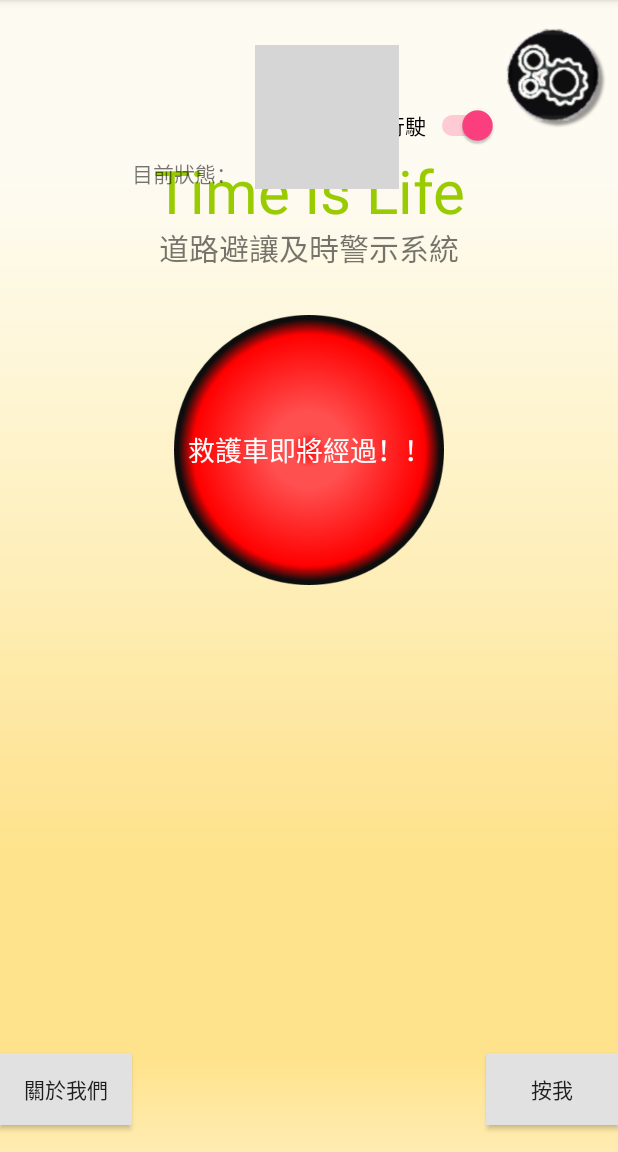
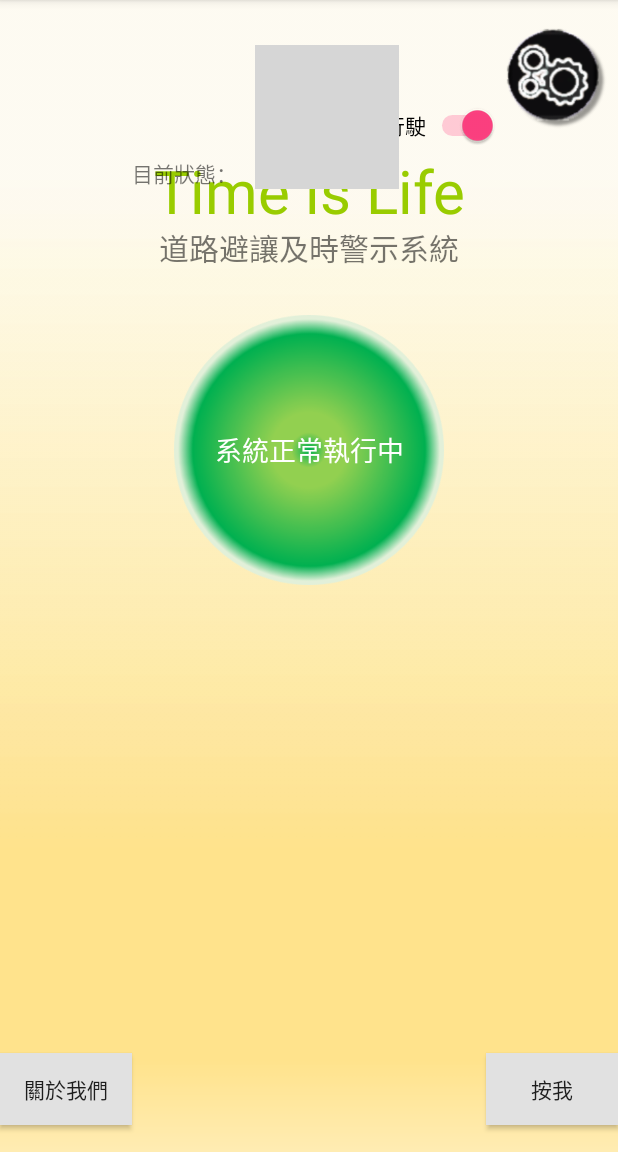
Before and after one commit to john850512/Time-is-Life, an Android app: the screen it shows after launch (MainActivity), after a tap on "開始行駛", on a phone screen of 412 x 824 dp, the part 84-1236 px from its top. Run offline under Robolectric (Android 15) with nearby library versions, the phone set to English and light mode, and no system bars; 3 other taps on this screen came first; grey boxes are pictures that could not be loaded.

Commit message:
V1.5
版本:V1.5
日期:20170803
說明:
1.MainActivity UI動畫(綠色根紅色的圓形按鈕切換)
2.必須點選開始行駛後綠色按鈕才會呈現動畫
3.點選結束行駛後按鈕會變回綠色按鈕並結束動畫

```diff
--- a/Google_API_O_I_O_I/app/src/main/java/net/macdidi/google_api_o_i_o_i/MainActivity.java
+++ b/Google_API_O_I_O_I/app/src/main/java/net/macdidi/google_api_o_i_o_i/MainActivity.java
@@ -38,7 +38,8 @@ public class MainActivity extends AppCompatActivity  {
     private int socketerr = 0;
     private Button Notify_Button;
     private Button settingBtn;
-    private Button redbutton;
+    private Button redbutton,greenbutton;
+    private Button aboutBtn;
     private ToggleButton toggleButton;
     private Switch switch1;
 
@@ -48,6 +49,7 @@ public class MainActivity extends AppCompatActivity  {
     private String hintContentText;
     private String IP;
     private int port;
+    private int cur_stat;//當前狀態對應的圓形按鈕顏色，-1代表未啟動，0代表正常(GREEN)，1代表有救護車經過(RED)
 
     ImageView smallred;
     ImageView smallgreen;
@@ -81,12 +83,17 @@ public class MainActivity extends AppCompatActivity  {
         settingBtn.setOnClickListener(openSettingActivity);
         redbutton = (Button)findViewById(R.id.button3);//Center Circle Button
         redbutton.setOnClickListener(openMapActivity);
+        greenbutton= (Button)findViewById(R.id.button2);//Center Circle Button
+        greenbutton.setVisibility(View.VISIBLE);
+        redbutton.setVisibility(View.INVISIBLE);
+
         smallred = (ImageView) findViewById(imageView);
         smallgreen = (ImageView) findViewById(R.id.imageView2);
         switch1 = (Switch)findViewById(R.id.switch1);
         switch1.setOnClickListener(switch_colorChange);
-
-        animateButton();
+        aboutBtn = (Button)findViewById(R.id.About_us);
+        aboutBtn.setOnClickListener(About);
+        cur_stat = -1;
     }
 
     private void firRecord(){
@@ -113,6 +120,21 @@ public class MainActivity extends AppCompatActivity  {
         port = sharedPreferences.getInt("port",2222);
         return fir_write;
     }
+    private Button.OnClickListener About = new Button.OnClickListener(){
+        @Override
+        public void onClick(View v) {
+            if(cur_stat == 0) {
+                cur_stat = 1;
+                greenbutton.setVisibility(View.VISIBLE);
+                redbutton.setVisibility(View.GONE);
+            }
+            else if(cur_stat == 1){
+                cur_stat = 0;
+                greenbutton.setVisibility(View.GONE);
+                redbutton.setVisibility(View.VISIBLE);
+            }
+        }
+    };
     private Button.OnClickListener openSettingActivity = new Button.OnClickListener(){
         @Override
         public void onClick(View v) {
@@ -137,17 +159,25 @@ public class MainActivity extends AppCompatActivity  {
                 //Toast.makeText(MainActivity.this,"YES",Toast.LENGTH_SHORT).show();
                 // int id = getResources().getIdentifier("@drawable/" + "smallgreenbutton.png", null, getPackageName());
                 //red_green_switch.setImageResource(id);
+                cur_stat = 1;
                 smallred.setVisibility(View.GONE);
                 smallgreen.setVisibility(View.VISIBLE);
                 switch1.setText("結束行駛");
+                greenbutton.setText("系統正常執行中");
+
+                animateButton_green();
             }
             else {
                 //Toast.makeText(MainActivity.this,"NO",Toast.LENGTH_SHORT).show();
                 //int id = getResources().getIdentifier("@drawable/" + "smallredbutton.png", null, getPackageName());
                 //red_green_switch.setImageResource(id);
+                cur_stat = -1;
                 smallred.setVisibility(View.VISIBLE);
                 smallgreen.setVisibility(View.GONE);
+                greenbutton.setVisibility(View.VISIBLE);
+                redbutton.setVisibility(View.GONE);
                 switch1.setText("開始行駛");
+                greenbutton.setText("系統尚未執行");
             }
         }
     };
@@ -273,20 +303,17 @@ public class MainActivity extends AppCompatActivity  {
         }
     }
     //anim
-    public void didTapPlayButton(View view) {
-        animateButton();
-    }
-
-    public void animateButton() {
+    public void animateButton_red() {
         // Load the animation
+        // anim參數設定
         final Animation myAnim = AnimationUtils.loadAnimation(this, R.anim.bounce);
         double animationDuration = 1.6 * 1000;
         myAnim.setDuration((long)animationDuration);
-
         // Use custom animation interpolator to achieve the bounce effect
         MyBounceInterpolator interpolator = new MyBounceInterpolator(0.14, 30.0);//Amplitude,Frequency
+        myAnim.setInterpolator(interpolator);
 
-        myAnim.setInterpolator(interpolator);
+
 
         // Animate the button
         //Button button = (Button)findViewById(R.id.button3);
@@ -299,7 +326,34 @@ public class MainActivity extends AppCompatActivity  {
             public void onAnimationRepeat(Animation arg0) {}
             @Override
             public void onAnimationEnd(Animation arg0) {
-                animateButton();
+                if(cur_stat == 0) animateButton_red();
+                else if(cur_stat == 1) animateButton_green();
+            }
+        });
+    }
+    public void animateButton_green() {
+        // Load the animation
+        // anim參數設定
+        final Animation myAnim = AnimationUtils.loadAnimation(this, R.anim.bounce);
+        double animationDuration = 3.0 * 1000;
+        myAnim.setDuration((long)animationDuration);
+        // Use custom animation interpolator to achieve the bounce effect
+        MyBounceInterpolator interpolator = new MyBounceInterpolator(0.14, 30.0);//Amplitude,Frequency
+        myAnim.setInterpolator(interpolator);
+
+        // Animate the button
+        //Button button = (Button)findViewById(R.id.button3);
+        greenbutton.startAnimation(myAnim);
+        // Run button animation again after it finished
+        myAnim.setAnimationListener(new Animation.AnimationListener(){
+            @Override
+            public void onAnimationStart(Animation arg0) {}
+            @Override
+            public void onAnimationRepeat(Animation arg0) {}
+            @Override
+            public void onAnimationEnd(Animation arg0) {
+                if(cur_stat == 1) animateButton_green();
+                else if(cur_stat == 0)  animateButton_red();
             }
         });
     }
--- a/Google_API_O_I_O_I/app/src/main/res/anim/bounce.xml
+++ b/Google_API_O_I_O_I/app/src/main/res/anim/bounce.xml
@@ -1,6 +1,6 @@
 <?xml version="1.0" encoding="utf-8"?>
 <set xmlns:android="http://schemas.android.com/apk/res/android" >
-
+    <!--for redbutton-->
     <scale
         android:duration="2000"
         android:fromXScale="0.9"
--- a/Google_API_O_I_O_I/app/src/main/res/layout/activity_main.xml
+++ b/Google_API_O_I_O_I/app/src/main/res/layout/activity_main.xml
@@ -113,7 +113,17 @@
         android:textColor="@android:color/background_light"
         android:layout_marginTop="20dp"
         android:textSize="20sp" />
-
+    <Button
+        android:text="系統尚未執行"
+        android:id="@+id/button2"
+        android:background="@drawable/btn1"
+        android:layout_width="200dp"
+        android:layout_height="200dp"
+        android:layout_below="@+id/textView"
+        android:layout_alignStart="@+id/textView"
+        android:textColor="@android:color/background_light"
+        android:layout_marginTop="20dp"
+        android:textSize="20sp" />
     <Switch
         android:layout_width="wrap_content"
         android:layout_height="wrap_content"
@@ -126,4 +136,6 @@
         android:layout_marginTop="70dp"
         android:layout_marginRight="80dp" />
 
+
+
 </RelativeLayout>
```
